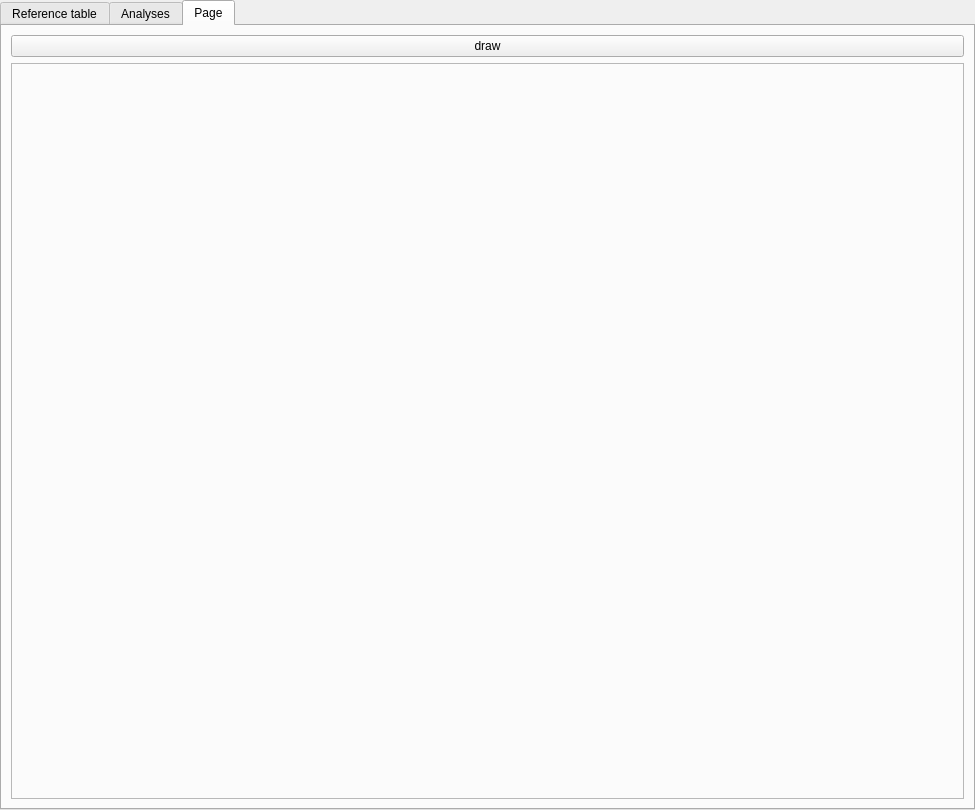
The window that python_interface/uis/Project.ui (cbgp/diyabc) describes before a commit, drawn with Qt 5.
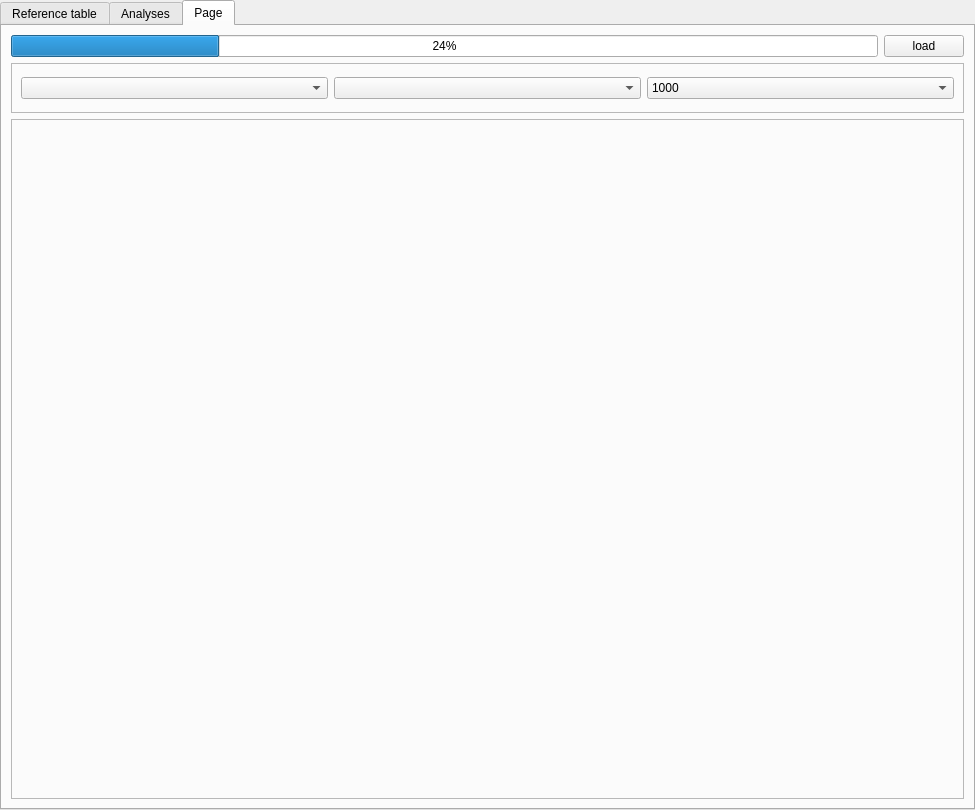
The same window after the commit.

Commit message: graph dynamique

```diff
--- a/python_interface/uis/Project.ui
+++ b/python_interface/uis/Project.ui
@@ -960,10 +960,80 @@
    </attribute>
    <layout class="QVBoxLayout" name="verticalLayout_8">
     <item>
-     <widget class="QPushButton" name="drawButton">
-      <property name="text">
-       <string>draw</string>
+     <layout class="QHBoxLayout" name="horizontalLayout_5">
+      <item>
+       <widget class="QProgressBar" name="ACProgress">
+        <property name="value">
+         <number>24</number>
+        </property>
+       </widget>
+      </item>
+      <item>
+       <widget class="QPushButton" name="loadButton">
+        <property name="text">
+         <string>load</string>
+        </property>
+       </widget>
+      </item>
+     </layout>
+    </item>
+    <item>
+     <widget class="QFrame" name="frame_7">
+      <property name="minimumSize">
+       <size>
+        <width>0</width>
+        <height>50</height>
+       </size>
       </property>
+      <property name="maximumSize">
+       <size>
+        <width>16777215</width>
+        <height>50</height>
+       </size>
+      </property>
+      <property name="frameShape">
+       <enum>QFrame::StyledPanel</enum>
+      </property>
+      <property name="frameShadow">
+       <enum>QFrame::Raised</enum>
+      </property>
+      <layout class="QHBoxLayout" name="horizontalLayout_4">
+       <item>
+        <widget class="QComboBox" name="scCombo"/>
+       </item>
+       <item>
+        <widget class="QComboBox" name="compoCombo"/>
+       </item>
+       <item>
+        <widget class="QComboBox" name="nbpCombo">
+         <item>
+          <property name="text">
+           <string>1000</string>
+          </property>
+         </item>
+         <item>
+          <property name="text">
+           <string>2000</string>
+          </property>
+         </item>
+         <item>
+          <property name="text">
+           <string>5000</string>
+          </property>
+         </item>
+         <item>
+          <property name="text">
+           <string>10000</string>
+          </property>
+         </item>
+         <item>
+          <property name="text">
+           <string>50000</string>
+          </property>
+         </item>
+        </widget>
+       </item>
+      </layout>
      </widget>
     </item>
     <item>
```
The commit also changes 2 other files.
